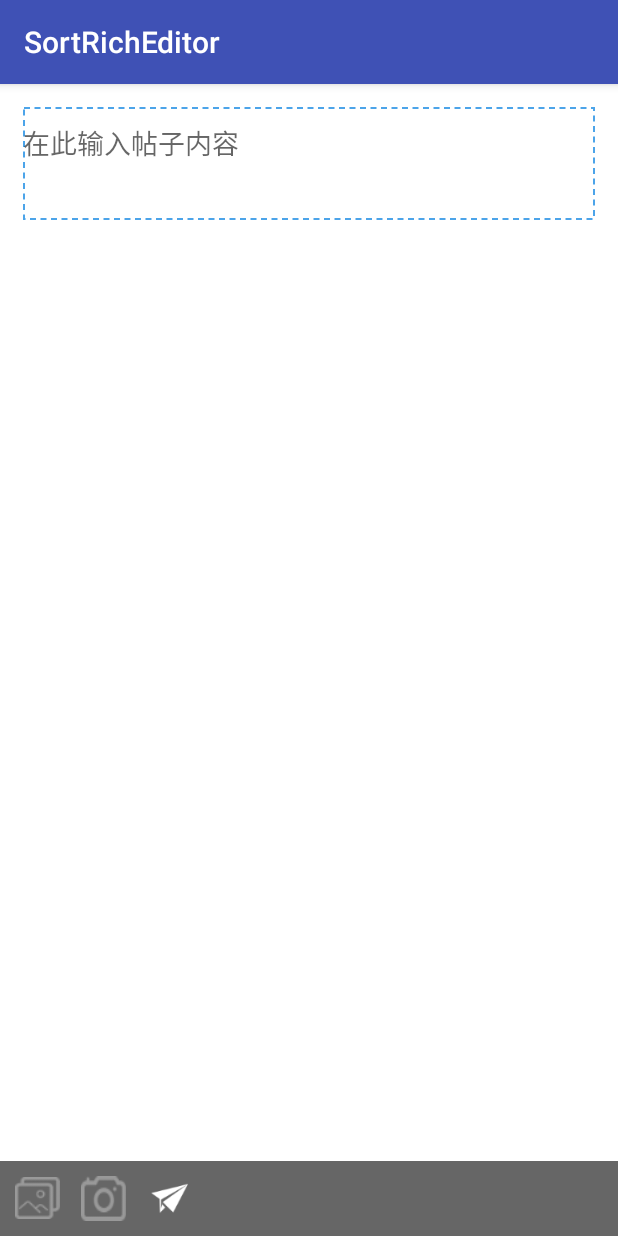
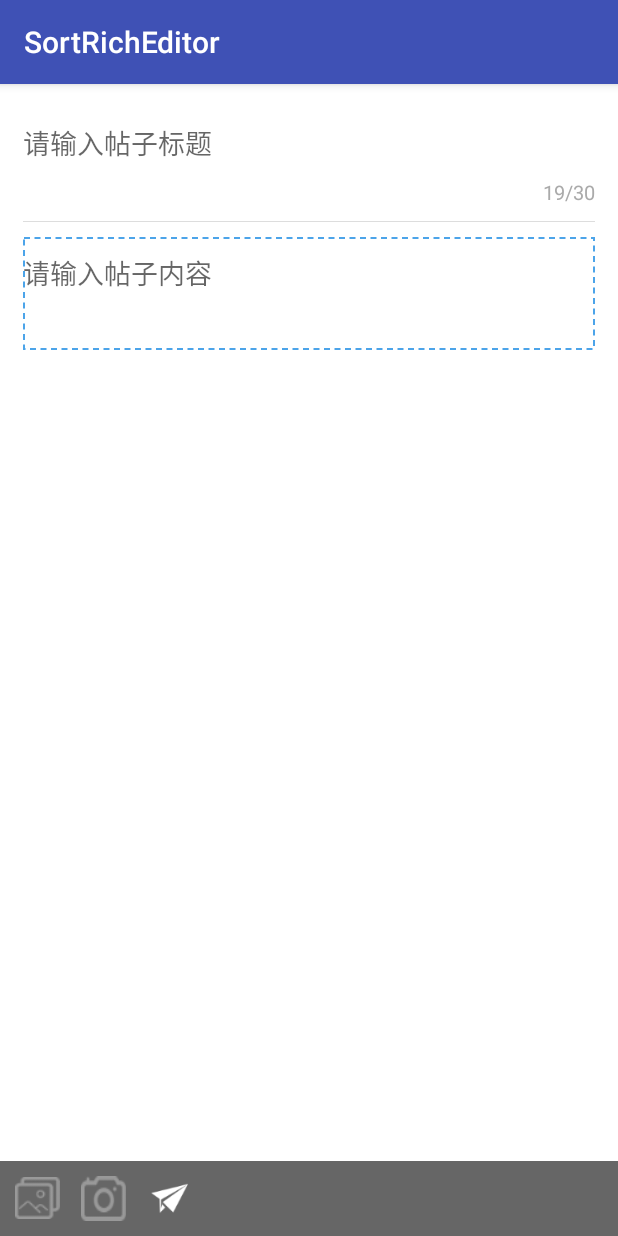
Before and after one commit to Hitomis/SortRichEditor, an Android app: the screen it shows after launch (MainActivity), after a tap on an icon or button, on a phone screen of 412 x 824 dp. Run offline under Robolectric (Android 15) with nearby library versions, the phone set to English and light mode, and no system bars.

Commit message:
添加帖子标题栏

```diff
--- a/app/src/main/java/com/hitomi/sortricheditor/view/SortRichEditor.java
+++ b/app/src/main/java/com/hitomi/sortricheditor/view/SortRichEditor.java
@@ -24,6 +24,7 @@ import android.widget.ImageView;
 import android.widget.LinearLayout;
 import android.widget.RelativeLayout;
 import android.widget.ScrollView;
+import android.widget.TextView;
 
 import com.hitomi.sortricheditor.R;
 
@@ -69,7 +70,12 @@ public class SortRichEditor extends ScrollView {
      * 因为排序状态下会修改EditText的Background，所以这里保存默认EditText
      * 的Background, 当排序完成后用于还原EditText默认的Background
      */
-    private final Drawable editTextBackground;
+    private Drawable editTextBackground;
+
+    /**
+     * 布局填充器
+     */
+    private LayoutInflater inflater;
 
     /**
      * 每创建一个child，为该child赋一个ID，该ID保存在view的tag属性中
@@ -78,23 +84,37 @@ public class SortRichEditor extends ScrollView {
 
     /**
      * 因为ScrollView的子view只能有一个，并且是ViewGroup
-     * 所以这里指定为所有子view的容器为containerLayout(LinearLayout)
+     * 所以这里指定为所有子view的容器为parentLayout(LinearLayout)
      * 即：布局层次为：
      * ScrollView{
-     *      containerLayout：{
-     *          child1,
-     *          child2,
-     *          child3,
-     *          ...
+     *      parentLayout{
+     *          titleLayout{
+     *              EditText,
+     *              TExtView
+     *          },
+     *
+     *          LineView,
+     *
+     *         containerLayout{
+     *              child1,
+     *              child2,
+     *              child3,
+     *              ...
+     *          }
      *      }
      * }
      */
-    private LinearLayout containerLayout;
+    private LinearLayout parentLayout;
 
     /**
-     * 布局填充器
+     * 标题栏ViewGroup
      */
-    private LayoutInflater inflater;
+    private LinearLayout titleLayout;
+
+    /**
+     * 用于放置各种文本图片内容的容器
+     */
+    private LinearLayout containerLayout;
 
     /**
      * EditText的软键盘监听器
@@ -129,7 +149,7 @@ public class SortRichEditor extends ScrollView {
      * 因为文字长短不一（过长换行让EditText高度增大），导致EditText高度不一，
      * 所以需要一个集合存储排序之前未缩小/放大的EditText高度
      */
-    private SparseArray<Integer> editTextHeightArray;
+    private SparseArray<Integer> editTextHeightArray = new SparseArray<>();
 
     /**
      * 准备排序时，缩小各个child，并存放缩小的child的top作为该child的position值
@@ -170,22 +190,98 @@ public class SortRichEditor extends ScrollView {
 
         inflater = LayoutInflater.from(context);
 
+        initParentLayout();
+
+        initTitleLayout();
+
+        initLineView();
+
         initContainerLayout();
 
         initListener();
 
-        editTextHeightArray = new SparseArray<>();
-
         // 初始化ViewDragHelper
         viewDragHelper = ViewDragHelper.create(containerLayout, 1.5f, new ViewDragHelperCallBack());
-
-        EditText firstEdit = createEditText("在此输入帖子内容");
-        editTextHeightArray.put(Integer.parseInt(firstEdit.getTag().toString()), ViewGroup.LayoutParams.WRAP_CONTENT);
-        editTextBackground = firstEdit.getBackground();
-        containerLayout.addView(firstEdit);
-        lastFocusEdit = firstEdit;
     }
 
+    /**
+     * 初始化分割线（用来分开标题栏ViewGroup与内容容器ViewGroup）
+     */
+    private void initLineView() {
+        // 父容器中中添加一条分割线用来分开标题栏ViewGroup与内容容器ViewGroup
+        View lineView = new View(getContext());
+        lineView.setBackgroundColor(Color.parseColor("#dddddd"));
+
+        LinearLayout.LayoutParams lineLayoutParams = new LinearLayout.LayoutParams(LayoutParams.MATCH_PARENT, 1);
+        lineLayoutParams.leftMargin = DEFAULT_MARGING;
+        lineLayoutParams.rightMargin = DEFAULT_MARGING;
+        lineView.setLayoutParams(lineLayoutParams);
+        parentLayout.addView(lineView);
+    }
+
+    /**
+     * 创建标题栏ViewGroup以及标题栏中编辑标题的EditText和字数提醒的TextView
+     */
+    private void initTitleLayout() {
+
+        // 创建标题栏的ViewGroup
+        titleLayout = new LinearLayout(getContext());
+        titleLayout.setOrientation(LinearLayout.VERTICAL);
+        titleLayout.setPadding(0, DEFAULT_MARGING, 0, dip2px(10));
+
+        LinearLayout.LayoutParams titleLayoutParams = new LinearLayout.LayoutParams(LayoutParams.MATCH_PARENT, LayoutParams.WRAP_CONTENT);
+        titleLayout.setLayoutParams(titleLayoutParams);
+
+        parentLayout.addView(titleLayout);
+
+        // 标题栏的ViewGroup中添加一个EditText，用来填写标题文本
+        EditText editText = new DeletableEditText(getContext());
+        editText.setOnKeyListener(editTextKeyListener);
+        editText.setHint("请输入帖子标题");
+        editText.setGravity(Gravity.TOP);
+        editText.setCursorVisible(true);
+        editText.setBackgroundResource(android.R.color.transparent);
+        editText.setTextColor(Color.parseColor("#333333"));
+        editText.setOnFocusChangeListener(editTextFocusListener);
+
+        LinearLayout.LayoutParams editTitleLayoutParams = new LinearLayout.LayoutParams(LayoutParams.MATCH_PARENT, LayoutParams.WRAP_CONTENT);
+        editTitleLayoutParams.leftMargin = DEFAULT_MARGING;
+        editTitleLayoutParams.rightMargin = DEFAULT_MARGING;
+        editText.setLayoutParams(editTitleLayoutParams);
+
+        titleLayout.addView(editText);
+
+        // 标题栏的ViewGroup中添加一个显示字数限制的提醒TextView
+        TextView tvTextLimit = new TextView(getContext());
+        tvTextLimit.setText("19/30");
+        tvTextLimit.setTextColor(Color.parseColor("#aaaaaa"));
+        tvTextLimit.setTextSize(13);
+
+        LinearLayout.LayoutParams textLimitLayoutParams = new LinearLayout.LayoutParams(LayoutParams.WRAP_CONTENT, LayoutParams.WRAP_CONTENT);
+        textLimitLayoutParams.rightMargin = DEFAULT_MARGING;
+        textLimitLayoutParams.gravity = Gravity.RIGHT;
+        tvTextLimit.setLayoutParams(textLimitLayoutParams);
+
+        titleLayout.addView(tvTextLimit);
+    }
+
+    /**
+     * 创建父容器LinearLayout，指定为ScrollView的子View
+     */
+    private void initParentLayout() {
+        // 因为ScrollView的子view只能有一个，并且是ViewGroup,所以先创建一个Linearlayout父容器，用来放置所有其他ViewGroup
+        parentLayout = new LinearLayout(getContext());
+        parentLayout.setOrientation(LinearLayout.VERTICAL);
+
+        LayoutParams layoutParams = new LayoutParams(LayoutParams.MATCH_PARENT, LayoutParams.MATCH_PARENT);
+        parentLayout.setLayoutParams(layoutParams);
+
+        addView(parentLayout);
+    }
+
+    /**
+     * 初始化监听器
+     */
     private void initListener() {
         // 初始化键盘退格监听
         // 主要用来处理点击回删按钮时，view的一些列合并操作
@@ -224,15 +320,21 @@ public class SortRichEditor extends ScrollView {
     }
 
     /**
-     * 初始化ContainerLayout父容器
+     * 初始化ContainerLayout文本内容容器
      */
     private void initContainerLayout() {
         containerLayout = createContaniner();
-        addView(containerLayout);
+        parentLayout.addView(containerLayout);
+
+        EditText firstEdit = createEditText("请输入帖子内容");
+        editTextHeightArray.put(Integer.parseInt(firstEdit.getTag().toString()), ViewGroup.LayoutParams.WRAP_CONTENT);
+        editTextBackground = firstEdit.getBackground();
+        containerLayout.addView(firstEdit);
+        lastFocusEdit = firstEdit;
     }
 
     /**
-     * 创建父容器
+     * 创建文本内容容器
      * @return
      */
     @NonNull
@@ -287,7 +389,7 @@ public class SortRichEditor extends ScrollView {
 
 
         };
-        containerLayout.setPadding(0, DEFAULT_MARGING, 0, DEFAULT_MARGING);
+        containerLayout.setPadding(0, dip2px(10), 0, dip2px(10));
         containerLayout.setOrientation(LinearLayout.VERTICAL);
         containerLayout.setBackgroundColor(Color.WHITE);
         containerLayout.setLayoutParams(layoutParams);
@@ -370,9 +472,10 @@ public class SortRichEditor extends ScrollView {
             int tagID = Integer.parseInt(child.getTag().toString());
             ViewGroup.LayoutParams layoutParams = child.getLayoutParams();
             if (child instanceof EditText) { // 文本编辑框
+                EditText editText = ((EditText) child);
                 editTextHeightArray.put(tagID, layoutParams.height);
-                child.setFocusable(false);
-                child.setBackgroundDrawable(getResources().getDrawable(R.drawable.shape_dash_edit));
+                editText.setFocusable(false);
+                editText.setBackgroundResource(R.drawable.shape_dash_edit);
             }
 
             layoutParams.height = SIZE_REDUCE_VIEW;
@@ -766,6 +869,16 @@ public class SortRichEditor extends ScrollView {
         return (int) (dipValue * m + 0.5f);
     }
 
+    /**
+     * sp转换为px
+     * @param spValue
+     * @return
+     */
+    public int sp2px(float spValue) {
+        final float fontScale = getContext().getResources().getDisplayMetrics().scaledDensity;
+        return (int) (spValue * fontScale + 0.5f);
+    }
+
     private void prepareSortConfig() {
         indexArray.clear();
 
@@ -801,6 +914,12 @@ public class SortRichEditor extends ScrollView {
         }
 
         return dataList;
+    }
+
+    @Override
+    protected void onScrollChanged(int l, int t, int oldl, int oldt) {
+        super.onScrollChanged(l, t, oldl, oldt);
+        processSoftKeyBoard(false);
     }
 
     @Override
```
Also changed, not shown: app/src/main/res/layout/layout_title.xml (added, +27 -0 lines).
